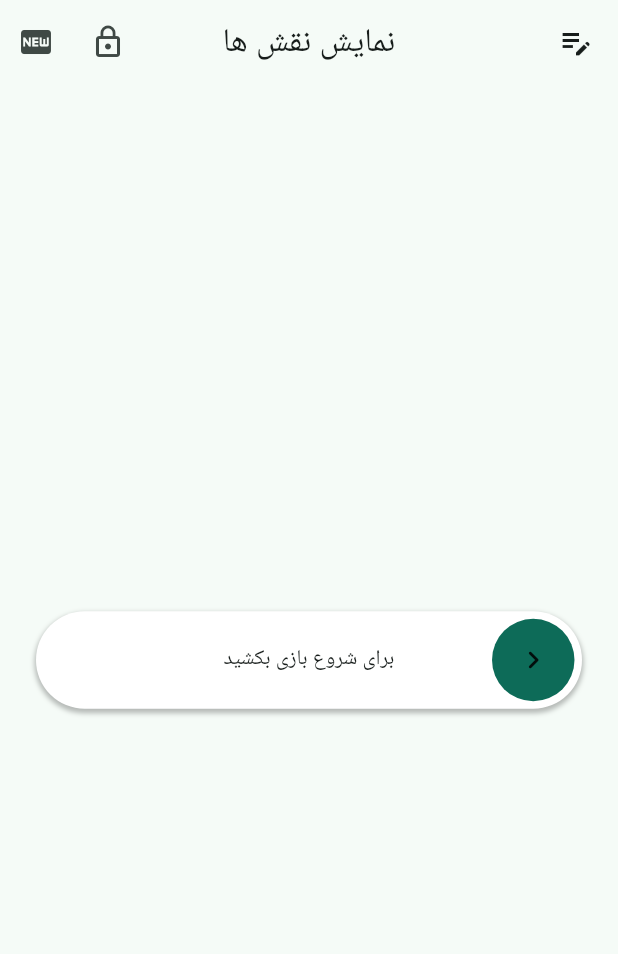
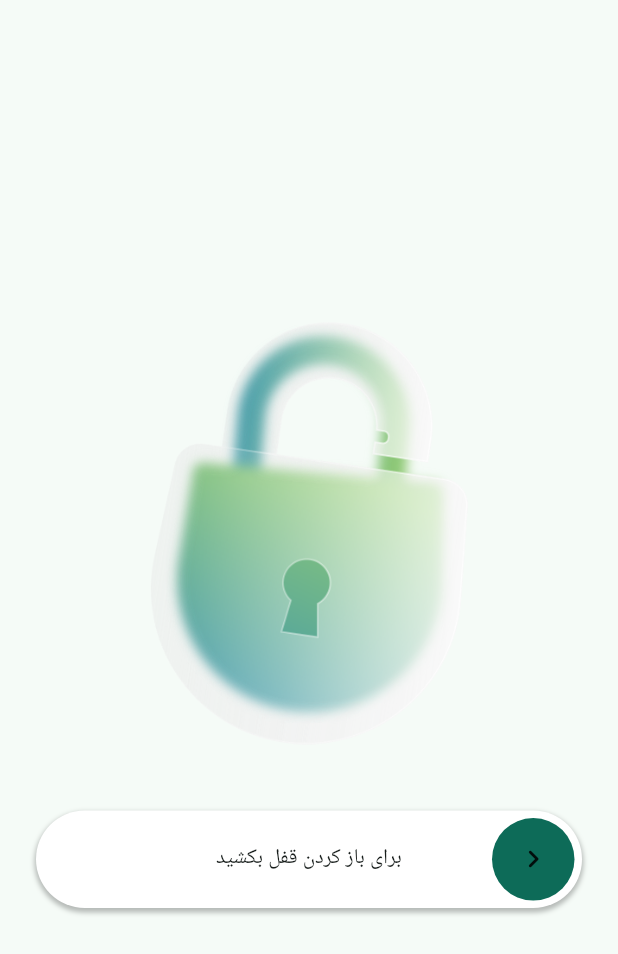
Before and after one commit to TiimmyFTurner/mafia_2, a Flutter app: the ShowRolesScreen screen opened by its route, after a tap on the "lock outline" icon, on a phone screen of 412 x 824 dp. Shown: the top 954 px of the screen. Run offline on Flutter 3.47's test engine with Material 3 defaults, Android fonts, the light colour scheme and no system bars; drawn by our look-alikes of action_slider, dynamic_color; our stand-ins replace flutter_riverpod, freezed_annotation, go_router, riverpod_annotation, shared_preferences; accounts and stored records are empty; generated files the repository leaves out were written again; Roboto replaces fonts that are missing (Koodak).

Commit message:
lock screen done

```diff
--- a/lib/infrastructure/router.dart
+++ b/lib/infrastructure/router.dart
@@ -2,6 +2,7 @@ import 'package:go_router/go_router.dart';
 import 'package:mafia_2/presentation/screens/help_roles_screen.dart';
 import 'package:mafia_2/presentation/screens/home_screen.dart';
 import 'package:mafia_2/presentation/screens/how_to_play_screen.dart';
+import 'package:mafia_2/presentation/screens/lock_screen.dart';
 import 'package:mafia_2/presentation/screens/set_players_screen.dart';
 import 'package:mafia_2/presentation/screens/set_roles_screen.dart';
 import 'package:mafia_2/presentation/screens/settings_screen.dart';
@@ -18,32 +19,37 @@ final GoRouter router = GoRouter(
     GoRoute(
       path: '/helpRoles',
       name: 'helpRolesScreen',
-      builder: (context, state) =>  const HelpRolesScreen(),
+      builder: (context, state) => const HelpRolesScreen(),
     ),
     GoRoute(
       path: '/howToPlay',
       name: 'howToPlay',
-      builder: (context, state) =>  const HowToPlayScreen(),
+      builder: (context, state) => const HowToPlayScreen(),
     ),
     GoRoute(
       path: '/settings',
       name: 'settings',
-      builder: (context, state) =>  const SettingsScreen(),
+      builder: (context, state) => const SettingsScreen(),
     ),
     GoRoute(
       path: '/setPlayers',
       name: 'setPlayers',
-      builder: (context, state) =>  const SetPlayersScreen(),
+      builder: (context, state) => const SetPlayersScreen(),
     ),
     GoRoute(
       path: '/setRoles',
       name: 'setRoles',
-      builder: (context, state) =>  const SetRolesScreen(),
+      builder: (context, state) => const SetRolesScreen(),
     ),
     GoRoute(
       path: '/showRoles',
       name: 'showRoles',
-      builder: (context, state) =>  const ShowRolesScreen(),
+      builder: (context, state) => const ShowRolesScreen(),
+    ),
+    GoRoute(
+      path: '/lock',
+      name: 'lock',
+      builder: (context, state) => const LockScreen(),
     ),
   ],
 );
--- /dev/null
+++ b/lib/presentation/screens/lock_screen.dart
@@ -0,0 +1,40 @@
+import 'package:action_slider/action_slider.dart';
+import 'package:flutter/material.dart';
+import 'package:go_router/go_router.dart';
+
+class LockScreen extends StatelessWidget {
+  const LockScreen({super.key});
+
+  @override
+  Widget build(BuildContext context) {
+    return PopScope(
+      canPop: false,
+      child: Scaffold(
+        body: Column(
+          mainAxisAlignment: MainAxisAlignment.center,
+          children: [
+            Padding(
+              padding: const EdgeInsets.symmetric(horizontal: 100 ,vertical: 20),
+              child: Image.asset('asset/theme/lock.png'),
+            ),
+            Padding(
+              padding: const EdgeInsets.all(24.0),
+              child: ActionSlider.standard(
+                successIcon: const Icon(Icons.lock_open),
+                sliderBehavior: SliderBehavior.stretch,
+                backgroundColor: Theme.of(context).colorScheme.onPrimary,
+                action: (controller) async {
+                  controller.success();
+                  await Future.delayed(const Duration(seconds: 1));
+                  if (!context.mounted) return;
+                  context.pop();
+                },
+                child: const Text("برای باز کردن قفل بکشید"),
+              ),
+            ),
+          ],
+        ),
+      ),
+    );
+  }
+}
--- a/lib/presentation/screens/show_roles_screen.dart
+++ b/lib/presentation/screens/show_roles_screen.dart
@@ -34,10 +34,17 @@ class ShowRolesScreenState extends ConsumerState<ShowRolesScreen> {
       //TODO Set to false when u done implementing
       // canPop: false,
       child: Scaffold(
-        appBar: const InGameAppBar(title:"نمایش نقش ها" ),//AppBar(title: const Text("نمایش نقش ها")),
+        appBar: const InGameAppBar(title: "نمایش نقش ها"),
+        //AppBar(title: const Text("نمایش نقش ها")),
         body: players.isEmpty
-            ? Center(
-                child: Padding(
+            ? Column(
+                mainAxisAlignment: MainAxisAlignment.center,
+                children: [
+                  Padding(
+                    padding: const EdgeInsets.symmetric(horizontal: 100 ,vertical: 20),
+                    child: Image.asset('asset/theme/play.png'),
+                  ),
+                  Padding(
                     padding: const EdgeInsets.all(24.0),
                     child: ActionSlider.standard(
                       sliderBehavior: SliderBehavior.stretch,
@@ -56,6 +63,7 @@ class ShowRolesScreenState extends ConsumerState<ShowRolesScreen> {
                       child: const Text("برای شروع بازی بکشید"),
                     ),
                   ),
+                ],
               )
             : Padding(
                 padding: const EdgeInsets.all(10),
--- a/lib/presentation/widgets/in_game_app_bar_widget.dart
+++ b/lib/presentation/widgets/in_game_app_bar_widget.dart
@@ -1,6 +1,7 @@
 import 'package:flutter_riverpod/flutter_riverpod.dart';
 
 import 'package:flutter/material.dart';
+import 'package:go_router/go_router.dart';
 import 'package:mafia_2/applications/state_management/note_provider.dart';
 
 class InGameAppBar extends ConsumerStatefulWidget
@@ -68,10 +69,9 @@ class InGameAppBarState extends ConsumerState<InGameAppBar> {
                 });
           }),
       actions: <Widget>[
-        IconButton(icon: const Icon(Icons.lock_outline), onPressed: () {}),
-        //TODO impelemnt lock page
-        // => Navigator.of(context)
-        //     .push(MaterialPageRoute(builder: (_) => Lock()))),
+        IconButton(
+            icon: const Icon(Icons.lock_outline),
+            onPressed: () => context.pushNamed("lock")),
         IconButton(
           icon: const Icon(Icons.fiber_new),
           onPressed: () {
```
Also changed, not shown: asset/theme/lock.png (added), asset/theme/play.png (added). Lines whose indentation alone changed are shown as unchanged.
